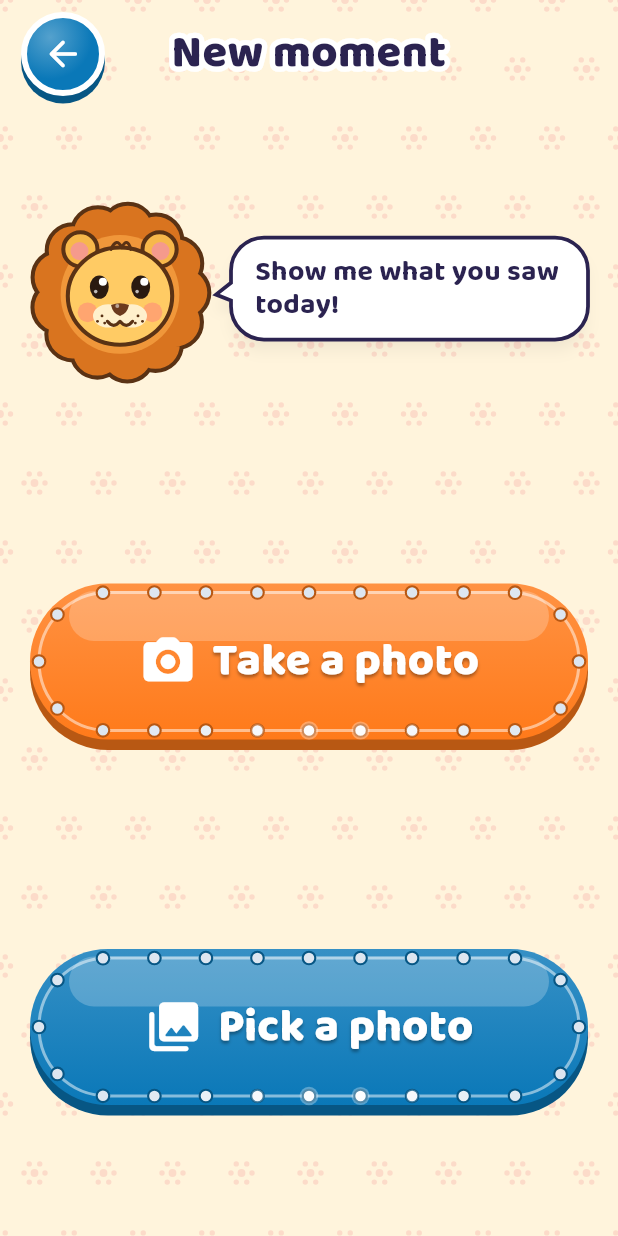
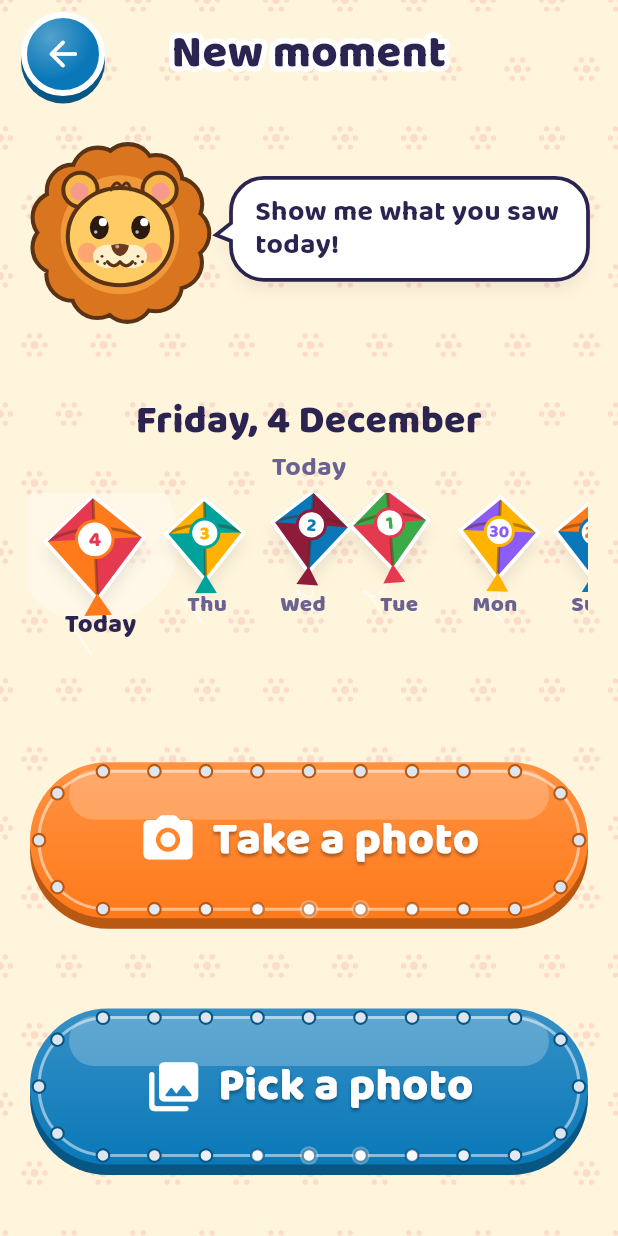
Before and after one commit to suddhasattwabanerjee-230808/SreyhanTravelDiary, a Flutter app: the MomentScreen screen opened directly, on a phone screen of 412 x 824 dp. Run offline on Flutter 3.47's test engine with Material 3 defaults, Android fonts, the phone set to English and light mode, and no system bars; our stand-ins replace audioplayers, cloud_firestore, firebase_auth, firebase_core, firebase_storage, flutter_tts and 4 more; accounts and stored records are empty; network calls fail.

Commit message:
0.7.1: stamps from the child's own words; add pictures to older days with kite dates
Co-Authored-By: Claude Sonnet 5.5 <noreply@anthropic.com>

```diff
--- a/lib/main.dart
+++ b/lib/main.dart
@@ -57,7 +57,7 @@ Future<void> main() async {
     final store = await opening;
     final prefs = await loading;
     await cloud;
-    await CloudDiarySync.instance.attach(store, places: DevicePlaceFinder());
+    await CloudDiarySync.instance.attach(store);
     runApp(
       DiaryApp(
         store: store,
--- a/lib/models.dart
+++ b/lib/models.dart
@@ -54,18 +54,6 @@ class Moment {
 
   /// Where the photo was taken, a place id from places.dart, if known.
   final String? place;
-
-  Moment withPlace(String? place) => Moment(
-    id: id,
-    createdAt: createdAt,
-    photo: photo,
-    text: text,
-    labels: labels,
-    learned: learned,
-    source: source,
-    feeling: feeling,
-    place: place,
-  );
 
   Map<String, dynamic> toJson() => {
     'id': id,
--- a/lib/places.dart
+++ b/lib/places.dart
@@ -212,6 +212,12 @@ List<Place> placesMentioned(String text) => [
       place,
 ];
 
+/// Every stamp in the passport, from the places the child wrote about in his
+/// entries. The text decides, not the photo's GPS, which can be inaccurate.
+Set<String> stampsFromEntries(Iterable<String> texts) => passportStamps({
+  for (final t in texts) ...placesMentioned(t).map((p) => p.id),
+});
+
 /// Gujarat's outline as (lat, lng), drawn on the passport map and used to
 /// tell whether a photo was taken in Gujarat. Rough, like a cartoon map.
 const gujaratOutline = <(double, double)>[
--- a/lib/screens/how_to_screen.dart
+++ b/lib/screens/how_to_screen.dart
@@ -27,7 +27,7 @@ class _Page {
 final _pages = [
   _Page(
     'Take a photo',
-    'Tap Add a picture. Take a photo, or pick one you already have.',
+    'Tap Add a picture. Take a photo, or pick one you already have. Is it from another day? Tap that day\'s kite, or the Older kite for any day before.',
     Gj.saffron,
     () => const _Pretend(child: KutchButton(label: 'Add a picture', icon: Icons.add_a_photo_rounded, onTap: _nothing)),
   ),
@@ -107,7 +107,7 @@ final _pages = [
   ),
   _Page(
     'My Passport',
-    'Every new place you take a photo gets a stamp! Tap Map to see your stamps, and tap a stamp for a fun fact. Photos synced from other phones bring their stamps too.',
+    'Every new place you take a photo gets a stamp! Tap Map to see your stamps, and tap a stamp for a fun fact. The places you write about in your words get the stamps.',
     Gj.teal,
     () => const _Stamps(),
   ),
--- a/lib/screens/parent_corner.dart
+++ b/lib/screens/parent_corner.dart
@@ -440,9 +440,9 @@ class _Progress extends StatelessWidget {
     final pictures = stats.fold(0, (n, s) => n + s.pictures);
     final words = stats.fold(0, (n, s) => n + s.words);
     final describing = stats.fold(0, (n, s) => n + s.describing);
-    final stamps = passportStamps([
+    final stamps = stampsFromEntries([
       for (final d in days)
-        for (final m in d.moments) ?m.place,
+        for (final m in d.moments) m.text,
     ]).length;
     final recent = stats.length > 10 ? stats.sublist(stats.length - 10) : stats;
     String label(DayStats s) => shortDate(DateTime.parse(s.date));
--- a/lib/screens/passport_screen.dart
+++ b/lib/screens/passport_screen.dart
@@ -45,10 +45,8 @@ class _PassportScreenState extends State<PassportScreen> {
     // Newest first, so the latest place is the one shown to start with.
     final visited = [
       for (final d in days)
-        for (final m in d.moments.reversed) ...[
-          ?m.place,
+        for (final m in d.moments.reversed)
           ...placesMentioned(m.text).map((p) => p.id),
-        ],
     ];
     if (!mounted) return;
     setState(() {
--- /dev/null
+++ b/lib/widgets/kite_date.dart
@@ -0,0 +1,236 @@
+import 'package:flutter/material.dart';
+
+import '../models.dart';
+import '../theme.dart';
+import 'sky.dart';
+
+const _short = ['Mon', 'Tue', 'Wed', 'Thu', 'Fri', 'Sat', 'Sun'];
+const _monthNames = [
+  'January', 'February', 'March', 'April', 'May', 'June',
+  'July', 'August', 'September', 'October', 'November', 'December',
+];
+
+DateTime dayOnly(DateTime d) => DateTime(d.year, d.month, d.day);
+
+/// "Today", "Yesterday", "3 days ago"...
+String daysAgo(DateTime date, DateTime today) {
+  final n = dayOnly(today).difference(dayOnly(date)).inDays;
+  return switch (n) { 0 => 'Today', 1 => 'Yesterday', _ => '$n days ago' };
+}
+
+/// Which day a photo belongs to, as kites: Today is first, then each day
+/// before it. The last kite opens every older day.
+class KiteDateStrip extends StatelessWidget {
+  const KiteDateStrip({super.key, required this.date, required this.today, required this.onChanged});
+
+  final DateTime date, today;
+  final ValueChanged<DateTime> onChanged;
+
+  static const _recent = 7;
+
+  @override
+  Widget build(BuildContext context) {
+    final t = dayOnly(today), picked = dayOnly(date);
+    final olderPicked = t.difference(picked).inDays >= _recent;
+    return Column(
+      children: [
+        Text(
+          prettyDate(picked),
+          textAlign: TextAlign.center,
+          style: const TextStyle(fontSize: 26, fontWeight: FontWeight.w800, color: Gj.ink),
+        ),
+        Text(daysAgo(picked, t), style: const TextStyle(fontSize: 18, fontWeight: FontWeight.w700, color: Gj.inkSoft)),
+        const SizedBox(height: 4),
+        SizedBox(
+          height: 130,
+          child: ListView(
+            scrollDirection: Axis.horizontal,
+            padding: const EdgeInsets.symmetric(horizontal: 8),
+            children: [
+              for (var i = 0; i < _recent; i++)
+                _DayKite(
+                  day: DateTime(t.year, t.month, t.day - i),
+                  index: i,
+                  selected: t.difference(picked).inDays == i,
+                  label: i == 0 ? 'Today' : _short[DateTime(t.year, t.month, t.day - i).weekday - 1],
+                  onTap: onChanged,
+                ),
+              Padding(
+                padding: const EdgeInsets.symmetric(horizontal: 6),
+                child: Column(
+                  children: [
+                    FlyingKite(
+                      width: 56,
+                      color: Gj.lilac,
+                      accent: Gj.marigold,
+                      phase: 0.9,
+                      glow: olderPicked,
+                      onTap: () async {
+                        final d = await pickKiteDate(context, initial: picked, today: t);
+                        if (d != null) onChanged(d);
+                      },
+                      child: const Icon(Icons.history_rounded, color: Gj.lilac),
+                    ),
+                    Transform.translate(
+                      offset: const Offset(0, -22),
+                      child: const Text('Older', style: TextStyle(fontWeight: FontWeight.w800, color: Gj.inkSoft)),
+                    ),
+                  ],
+                ),
+              ),
+            ],
+          ),
+        ),
+      ],
+    );
+  }
+}
+
+class _DayKite extends StatelessWidget {
+  const _DayKite({
+    required this.day,
+    required this.index,
+    required this.selected,
+    required this.label,
+    required this.onTap,
+  });
+
+  final DateTime day;
+  final int index;
+  final bool selected;
+  final String label;
+  final ValueChanged<DateTime> onTap;
+
+  @override
+  Widget build(BuildContext context) {
+    final c = Gj.festive[index % Gj.festive.length];
+    final a = Gj.festive[(index + 5) % Gj.festive.length];
+    return Padding(
+      padding: const EdgeInsets.symmetric(horizontal: 6),
+      child: Column(
+        children: [
+          FlyingKite(
+            width: selected ? 66 : 52,
+            color: c,
+            accent: a,
+            phase: index * 0.37,
+            glow: selected,
+            onTap: () => onTap(day),
+            child: Text('${day.day}', style: TextStyle(fontWeight: FontWeight.w800, color: c, height: 1.1)),
+          ),
+          Transform.translate(
+            offset: Offset(0, selected ? -30 : -20),
+            child: Text(
+              label,
+              style: TextStyle(fontWeight: FontWeight.w800, color: selected ? Gj.ink : Gj.inkSoft, fontSize: selected ? 17 : 15),
+            ),
+          ),
+        ],
+      ),
+    );
+  }
+}
+
+/// Every day of a month as a kite with its weekday name, for choosing an old
+/// day. Arrows move between months; days after today aren't there.
+Future<DateTime?> pickKiteDate(BuildContext context, {required DateTime initial, required DateTime today}) {
+  return showModalBottomSheet<DateTime>(
+    context: context,
+    isScrollControlled: true,
+    backgroundColor: Gj.sand,
+    shape: const RoundedRectangleBorder(borderRadius: BorderRadius.vertical(top: Radius.circular(28))),
+    builder: (context) => _MonthKites(initial: dayOnly(initial), today: dayOnly(today)),
+  );
+}
+
+class _MonthKites extends StatefulWidget {
+  const _MonthKites({required this.initial, required this.today});
+  final DateTime initial, today;
+
+  @override
+  State<_MonthKites> createState() => _MonthKitesState();
+}
+
+class _MonthKitesState extends State<_MonthKites> {
+  late DateTime _month = DateTime(widget.initial.year, widget.initial.month);
+
+  bool get _isThisMonth => _month.year == widget.today.year && _month.month == widget.today.month;
+
+  void _move(int by) => setState(() => _month = DateTime(_month.year, _month.month + by));
+
+  @override
+  Widget build(BuildContext context) {
+    final last = _isThisMonth ? widget.today.day : DateUtils.getDaysInMonth(_month.year, _month.month);
+    return SafeArea(
+      child: SizedBox(
+        height: MediaQuery.sizeOf(context).height * 0.78,
+        child: Column(
+          children: [
+            const SizedBox(height: 14),
+            const Text('Which day was it?', style: TextStyle(fontSize: 24, fontWeight: FontWeight.w800)),
+            Padding(
+              padding: const EdgeInsets.symmetric(horizontal: 12, vertical: 6),
+              child: Row(
+                children: [
+                  IconButton.filled(
+                    onPressed: () => _move(-1),
+                    style: IconButton.styleFrom(backgroundColor: Gj.peacock),
+                    icon: const Icon(Icons.chevron_left_rounded, size: 34),
+                  ),
+                  Expanded(
+                    child: Text(
+                      '${_monthNames[_month.month - 1]} ${_month.year}',
+                      textAlign: TextAlign.center,
+                      style: const TextStyle(fontSize: 24, fontWeight: FontWeight.w800, color: Gj.peacock),
+                    ),
+                  ),
+                  IconButton.filled(
+                    onPressed: _isThisMonth ? null : () => _move(1),
+                    style: IconButton.styleFrom(backgroundColor: Gj.peacock),
+                    icon: const Icon(Icons.chevron_right_rounded, size: 34),
+                  ),
+                ],
+              ),
+            ),
+            Expanded(
+              child: GridView.builder(
+                padding: const EdgeInsets.fromLTRB(12, 4, 12, 20),
+                gridDelegate: const SliverGridDelegateWithFixedCrossAxisCount(
+                  crossAxisCount: 4,
+                  childAspectRatio: 0.62,
+                ),
+                itemCount: last,
+                itemBuilder: (context, i) {
+                  final day = DateTime(_month.year, _month.month, i + 1);
+                  final selected = day == widget.initial;
+                  final c = Gj.festive[(i + _month.month) % Gj.festive.length];
+                  final a = Gj.festive[(i + _month.month + 5) % Gj.festive.length];
+                  return Column(
+                    children: [
+                      FlyingKite(
+                        width: 46,
+                        color: c,
+                        accent: a,
+                        phase: i * 0.13,
+                        glow: selected,
+                        onTap: () => Navigator.of(context).pop(day),
+                        child: Text('${day.day}', style: TextStyle(fontWeight: FontWeight.w800, color: c, height: 1.1)),
+                      ),
+                      Transform.translate(
+                        offset: const Offset(0, -14),
+                        child: Text(
+                          _short[day.weekday - 1],
+                          style: TextStyle(fontWeight: FontWeight.w800, color: selected ? Gj.ink : Gj.inkSoft),
+                        ),
+                      ),
+                    ],
+                  );
+                },
+              ),
+            ),
+          ],
+        ),
+      ),
+    );
+  }
+}
--- a/pubspec.yaml
+++ b/pubspec.yaml
@@ -1,7 +1,7 @@
 name: sreyhan_diary
 description: "A playful travel diary that helps a child talk about their photos in English."
 publish_to: 'none'
-version: 0.7.0+700
+version: 0.7.1+701
 
 environment:
   sdk: ^3.13.5
```
Also changed, not shown: lib/cloud_sync.dart (+1 -35 lines), lib/place_finder.dart (+0 -18 lines), lib/screens/moment_screen.dart (+64 -8 lines), 2 other files.
